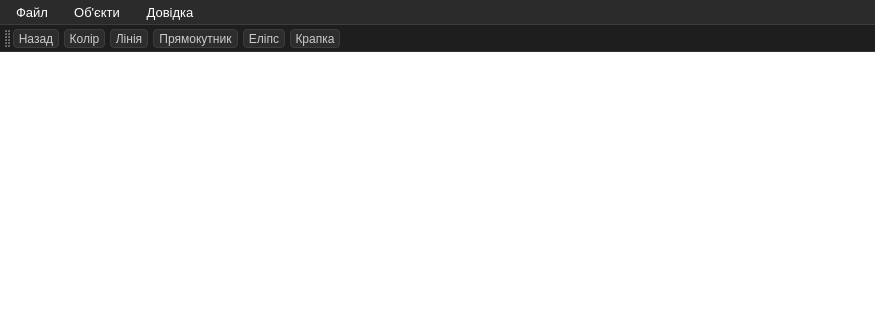
Old version of the form Lab3/mainwindow.ui in the repository kolagusak752-kpi/OOP_Labs; both pictures show x 0 to 875 and y 0 to 320 of the 875 by 637 pixel window.
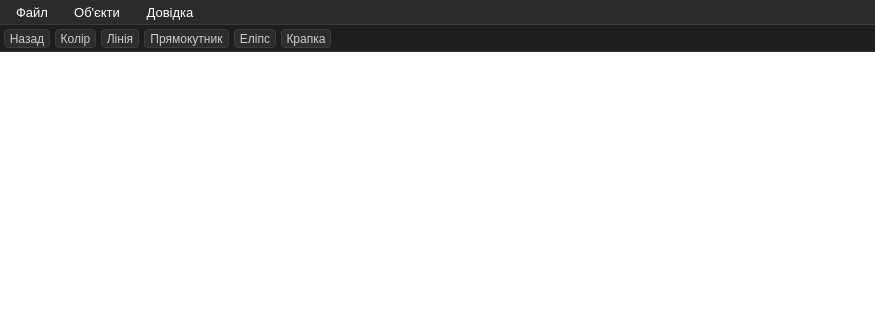
New version of the form.

What changed in the file:
```diff
--- a/Lab3/mainwindow.ui
+++ b/Lab3/mainwindow.ui
@@ -204,6 +204,9 @@
    <property name="windowTitle">
     <string>toolBar</string>
    </property>
+   <property name="movable">
+    <bool>false</bool>
+   </property>
    <attribute name="toolBarArea">
     <enum>TopToolBarArea</enum>
    </attribute>
```
